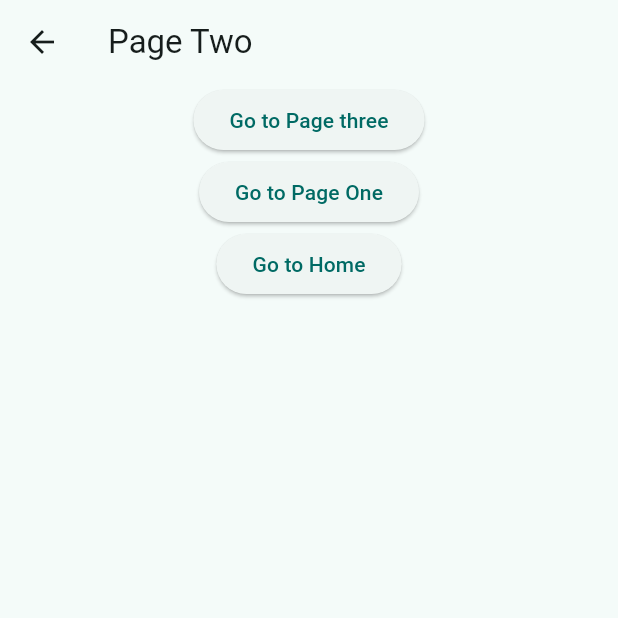
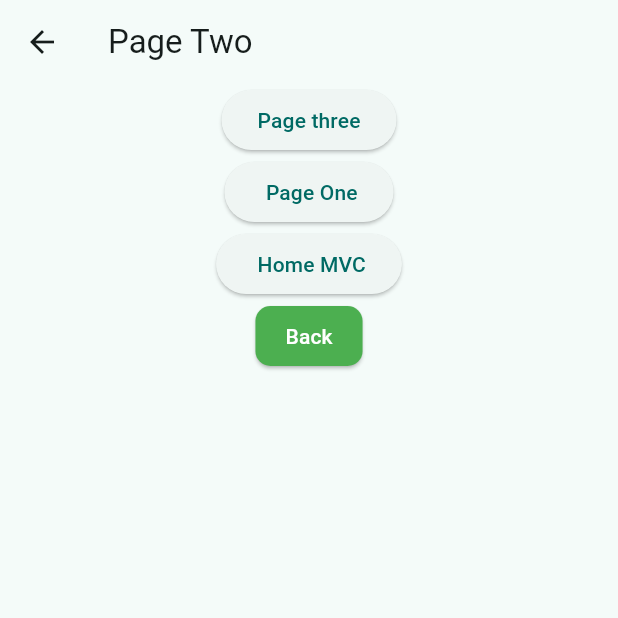
Before and after one commit to abdulaziz-alhashedi/flutter_get, a Flutter app: the PageTwo screen opened directly, on a phone screen of 412 x 824 dp, the top half of it. Run offline on Flutter 3.47's test engine with Material 3 defaults, Android fonts, the phone set to English and light mode, and no system bars; our stand-ins replace get.

Commit message:
feat: Add a back button with custom styling and shorten existing navigation button labels on PageTwo.

```diff
--- a/lib/pagetwo.dart
+++ b/lib/pagetwo.dart
@@ -2,6 +2,7 @@
 
 import 'package:flutter/material.dart';
 import 'package:get/get.dart';
+import 'package:getx/main.dart';
 import 'package:getx/pageone.dart';
 import 'package:getx/pagethree.dart';
 import 'package:getx/view/homeview.dart';
@@ -9,6 +10,10 @@ import 'package:getx/view/homeview.dart';
 
 class PageTwo extends StatelessWidget {
   const PageTwo({super.key});
+
+  void back(MyHomePage myHomePage){
+    Get.back();
+  }
 
   @override
   Widget build(BuildContext context) {
@@ -23,26 +28,42 @@ class PageTwo extends StatelessWidget {
 
 
 
+
             ElevatedButton(
               onPressed: () {
                 Get.to(PageThree());
               },
-              child: Text("Go to Page three"),
+              child: Text("Page three"),
             ),
             ElevatedButton(
               onPressed: () {
                 Get.offAll(PageOne());
               },
-              child: Text("Go to Page One"),
+              child: Text(" Page One"),
             ),
 
              ElevatedButton(
               onPressed: () {
                 Get.to(Home());
               },
-              child: Text("Go to Home"),
+              child: Text(" Home MVC"),
             ),
 
+            ElevatedButton(
+              style: ElevatedButton.styleFrom(
+                backgroundColor: Colors.green,
+                foregroundColor: Colors.white,
+                shape: RoundedRectangleBorder(
+                  borderRadius: BorderRadius.circular(10),
+                ),
+                padding: EdgeInsets.symmetric(horizontal: 20, vertical: 10),
+
+              ),
+              onPressed: () {
+                back(MyHomePage(title: 'GetX',));
+              },
+              child: Text("Back"),
+            ),
 
           ],
         ),
```
